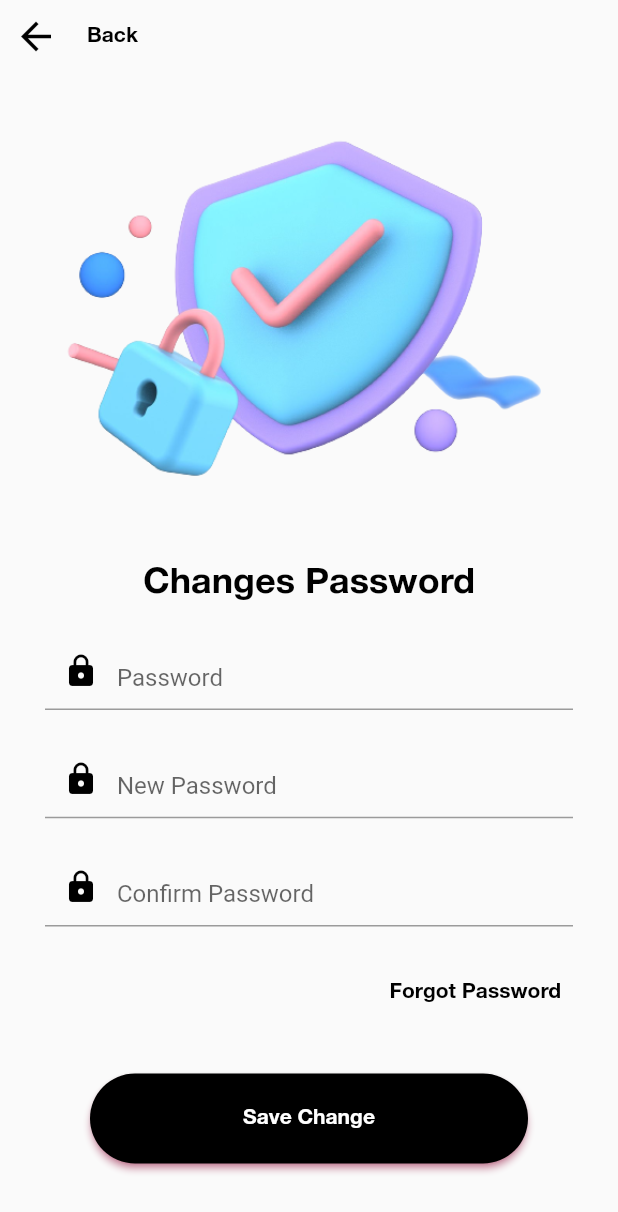
After one commit to Manh-IT-K2/AppMeditate, a Flutter app: the ChangePasswordScreen screen opened directly, on a phone screen of 412 x 824 dp. The commit adds this screen. Shown: the top 1212 px of the screen. Run offline on Flutter 3.47's test engine with Material 2 defaults, Android fonts, the phone set to English and light mode, and no system bars; our stand-ins replace cloud_firestore, curved_navigation_bar, device_preview, firebase_core, fl_chart, flutter_svg and 3 more; accounts and stored records are empty.

Commit message:
Update change password

```diff
--- a/lib/Constant/image_string.dart
+++ b/lib/Constant/image_string.dart
@@ -60,3 +60,6 @@ String imgMusicsleep = "assets/images/music_page_image/ic_sleeping.png";
 String imgMusicsBackGround = "assets/images/music_page_image/bg_music.png";
 String imgMusicIconSkip = "assets/images/music_page_image/ic_skip_10_seconds.png";
 String imgMusicIconRelay = "assets/images/music_page_image/ic_relay_10_seconds.png";
+
+// Change password screen
+String imgChangePasswordBG = "assets/images/user_page_image/bg_changepassword.png";
--- a/lib/Repository/users_repository/users_repository.dart
+++ b/lib/Repository/users_repository/users_repository.dart
@@ -1,5 +1,4 @@
 import 'package:cloud_firestore/cloud_firestore.dart';
-import 'package:firebase_auth/firebase_auth.dart';
 import 'package:flutter/foundation.dart';
 import 'package:flutter/material.dart';
 import 'package:get/get.dart';
@@ -13,27 +12,6 @@ class UsersRepository extends GetxController {
   createUsers(UsersModel users) async {
     DocumentReference docRef =
         await _db.collection("users").add(users.toJson());
-    //     .whenComplete(
-    //       () => Get.snackbar("Success", "You account has been created.",
-    //           icon: const Icon(
-    //             Icons.check_circle,
-    //             color: Colors.green,
-    //           ),
-    //           snackPosition: SnackPosition.BOTTOM,
-    //           backgroundColor: Colors.green.withOpacity(0.1),
-    //           colorText: Colors.green),
-    //     )
-    //     // ignore: body_might_complete_normally_catch_error
-    //     .catchError((error, stackTrace) {
-    //   Get.snackbar("Error", "Somethings went wrong. Try again.",
-    //       snackPosition: SnackPosition.BOTTOM,
-    //       backgroundColor: Colors.redAccent.withOpacity(0.1),
-    //       colorText: Colors.red);
-    //   if (kDebugMode) {
-    //     print("Error - $error");
-    //   }
-    // });
-    // lấy uid từ DocumentReference
     String uid = docRef.id;
     // thêm uid vào tài liệu
     await docRef.set({"id": uid}, SetOptions(merge: true));
@@ -47,7 +25,6 @@ class UsersRepository extends GetxController {
         colorText: Colors.green);
   }
 
-
   // update user
   Future<void> updateUser(UsersModel user, String id) async {
     try {
@@ -57,6 +34,27 @@ class UsersRepository extends GetxController {
         print('Error updating user data: $e');
       }
     }
+  }
+
+  // update password
+  Future<void> updatePassword(String userId, String newPassword) async {
+    try {
+      await _db.collection("users").doc(userId).update({"passWord": newPassword});
+    } catch (e) {
+      // handle error
+      if (kDebugMode) {
+        print(e.toString());
+      }
+    }
+  }
+
+  // check password
+  Future<bool> checkPassword(String userName, String passWord) async{
+    QuerySnapshot querySnapshot = await _db.collection("users")
+    .where("userName",isEqualTo: userName)
+    .get();
+    final isPassword = querySnapshot.docs[0]["passWord"];
+    return isPassword == passWord;
   }
 
   // get user
--- /dev/null
+++ b/lib/Widgets/detail_setting_page_widget/detail_setting_infomation_user/change_password_screen.dart
@@ -0,0 +1,307 @@
+import 'package:flutter/material.dart';
+import 'package:get/get.dart';
+import 'package:meditation_app/Constant/image_string.dart';
+import 'package:meditation_app/Constant/text_string.dart';
+import 'package:meditation_app/Pages/detail_setting_page.dart';
+import 'package:meditation_app/Utils/theme.dart';
+import 'package:meditation_app/Widgets/signin_page_widget/forget_password/forget_password_screen.dart';
+import 'package:meditation_app/controller/change_password_controller.dart';
+import 'package:meditation_app/controller/editprofile_controller.dart';
+import 'package:meditation_app/controller/signup_controller.dart';
+
+class ChangePasswordScreen extends StatelessWidget {
+  const ChangePasswordScreen({super.key});
+
+  @override
+  Widget build(BuildContext context) {
+    final controller = Get.put(ChangePasswordController());
+    final controllers = Get.put(SignUpController());
+    final getIdUser = Get.put(EditProfileController());
+    final ValueNotifier<bool> showErrorNewPass = ValueNotifier<bool>(false);
+    final ValueNotifier<bool> showErrorOldPass = ValueNotifier<bool>(false);
+    final ValueNotifier<bool> showErrorConfirmPass = ValueNotifier<bool>(false);
+    final ValueNotifier<bool> isHidenPass = ValueNotifier<bool>(false);
+    final ValueNotifier<bool> isHidenNewPass = ValueNotifier<bool>(false);
+    final ValueNotifier<bool> isHidenRePass = ValueNotifier<bool>(false);
+    final size = context.screenSize;
+    String newPasswordError = "";
+    String oldPasswordError = "";
+    String confirmPassError = "";
+    final formKey = GlobalKey<FormState>();
+    return Scaffold(
+      body: SafeArea(
+        child: Column(
+          crossAxisAlignment: CrossAxisAlignment.start,
+          children: [
+            Row(
+              children: [
+                IconButton(
+                  onPressed: () {
+                    Get.off(() => const DetailSettingUser());
+                  },
+                  icon: const Icon(Icons.arrow_back,
+                      size: 30, color: Colors.black),
+                ),
+                const SizedBox(
+                  width: 10,
+                ),
+                Text(
+                  "Back",
+                  style: Primaryfont.bold(14).copyWith(color: Colors.black),
+                ),
+              ],
+            ),
+            Image(image: AssetImage(imgChangePasswordBG)),
+            const SizedBox(
+              height: 20,
+            ),
+            Align(
+              alignment: Alignment.center,
+              child: Text(
+                "Changes Password",
+                style: Primaryfont.bold(24).copyWith(color: Colors.black),
+              ),
+            ),
+            const SizedBox(
+              height: 20,
+            ),
+            Form(
+              key: formKey,
+              child: Container(
+                padding: const EdgeInsets.only(left: 30, right: 30),
+                child: Column(
+                  children: [
+                    ValueListenableBuilder(
+                      valueListenable: isHidenPass,
+                      builder: (context, value, child) {
+                        return inputTextField(
+                          onChange: (value) {
+                            oldPasswordError = "Incorrect password";
+                            showErrorOldPass.value = false;
+                          },
+                          controller: controller.oldPassword,
+                          text: "Password",
+                          isHidenPass: isHidenPass,
+                        );
+                      },
+                    ),
+                    ValueListenableBuilder(
+                      valueListenable: showErrorOldPass,
+                      builder: (context, value, child) {
+                        return showErrorOldPass.value
+                            ? Padding(
+                                padding: const EdgeInsets.only(top: 10),
+                                child: Text(
+                                  oldPasswordError,
+                                  style: Primaryfont.bold(12)
+                                      .copyWith(color: Colors.red),
+                                ),
+                              )
+                            : const SizedBox.shrink();
+                      },
+                    ),
+                    const SizedBox(
+                      height: 20,
+                    ),
+                    ValueListenableBuilder(
+                      valueListenable: isHidenNewPass,
+                      builder: (context, value, child) {
+                        return inputTextField(
+                          onChange: (value) {
+                            newPasswordError = controllers.validatePassword(
+                                controller.newPassword.text.trim());
+                            showErrorNewPass.value = false;
+                          },
+                          controller: controller.newPassword,
+                          text: "New Password",
+                          isHidenPass: isHidenNewPass,
+                        );
+                      },
+                    ),
+                    ValueListenableBuilder(
+                      valueListenable: showErrorNewPass,
+                      builder: (context, value, child) {
+                        return showErrorNewPass.value
+                            ? Padding(
+                                padding: const EdgeInsets.only(top: 10),
+                                child: Text(
+                                  newPasswordError,
+                                  style: Primaryfont.bold(12)
+                                      .copyWith(color: Colors.red),
+                                ),
+                              )
+                            : const SizedBox.shrink();
+                      },
+                    ),
+                    const SizedBox(
+                      height: 20,
+                    ),
+                    ValueListenableBuilder(
+                      valueListenable: isHidenRePass,
+                      builder: (context, value, child) {
+                        return inputTextField(
+                          onChange: (p0) {
+                            confirmPassError = "Password incorrect";
+                            showErrorConfirmPass.value = false;
+                          },
+                          controller: controller.confirmPassword,
+                          text: "Confirm Password",
+                          isHidenPass: isHidenRePass,
+                        );
+                      },
+                    ),
+                    ValueListenableBuilder(
+                      valueListenable: showErrorConfirmPass,
+                      builder: (context, value, child) {
+                        return showErrorConfirmPass.value
+                            ? Padding(
+                                padding: const EdgeInsets.only(top: 10),
+                                child: Text(
+                                  confirmPassError,
+                                  style: Primaryfont.bold(12)
+                                      .copyWith(color: Colors.red),
+                                ),
+                              )
+                            : const SizedBox.shrink();
+                      },
+                    ),
+                    const SizedBox(
+                      height: 20,
+                    ),
+                    Align(
+                     alignment: Alignment.centerRight,
+                      child: TextButton(
+                        onPressed: () {
+                          ForgetPasswordScreen.BuildShowmodalBottomSheet(
+                              context);
+                        },
+                        child: Text(
+                          txtForgotPassword,
+                          style: Primaryfont.medium(14)
+                              .copyWith(color: Colors.black),
+                        ),
+                      ),
+                    ),
+                    const SizedBox(
+                      height: 30,
+                    ),
+                    Container(
+                      padding: const EdgeInsets.only(left: 30, right: 30),
+                      width: size.width,
+                      height: 60,
+                      child: ElevatedButton(
+                        onPressed: () async {
+                          if (formKey.currentState!.validate()) {
+                            final oldPAssword =
+                                controller.oldPassword.text.trim();
+                            final newPassword =
+                                controller.newPassword.text.trim();
+                            final confirmPassword =
+                                controller.confirmPassword.text.trim();
+                            final userModel = await getIdUser.getUser('Qm');
+                            final userId = userModel.id;
+                            bool isCheckPass = await controller.checkPassword(
+                                "Qm", oldPAssword);
+                            // check String null
+                            if (oldPAssword == "" ||
+                                newPassword == "" ||
+                                confirmPassword == "") {
+                              Get.snackbar("Error!",
+                                  "You have not entered the complete information?.",
+                                  icon: const Icon(Icons.error,
+                                      color: Colors.white),
+                                  snackPosition: SnackPosition.TOP,
+                                  duration: const Duration(seconds: 5),
+                                  backgroundColor: Colors.red,
+                                  colorText: Colors.white);
+                            } // check old password
+                            else if (!isCheckPass) {
+                              showErrorOldPass.value = true;
+                            } // check new password isvalid
+                            else if (controllers.isPasswordValid(
+                                    controller.newPassword.text.trim()) ==
+                                false) {
+                              showErrorNewPass.value = true;
+                            } else if (newPassword == oldPAssword) {
+                              newPasswordError =
+                                  "Please set a different password than the old password";
+                              showErrorNewPass.value = true;
+                            }
+                            // check password match or not
+                            else if (newPassword != confirmPassword) {
+                              showErrorConfirmPass.value = true;
+                            } else {
+                              controller.updatePassword(userId!, newPassword);
+                              Get.snackbar(
+                                  "Success!", "Password update successful.",
+                                  icon: const Icon(Icons.error,
+                                      color: Colors.white),
+                                  snackPosition: SnackPosition.TOP,
+                                  duration: const Duration(seconds: 5),
+                                  backgroundColor: Colors.green,
+                                  colorText: Colors.white);
+                            }
+                          }
+                        },
+                        style: ElevatedButton.styleFrom(
+                          backgroundColor: Colors.black,
+                          shadowColor: Colors.pink,
+                          shape: RoundedRectangleBorder(
+                            borderRadius: BorderRadius.circular(30),
+                          ),
+                        ),
+                        child: Text(
+                          "Save Change",
+                          style: Primaryfont.bold(14)
+                              .copyWith(color: Colors.white),
+                        ),
+                      ),
+                    ),
+                  ],
+                ),
+              ),
+            ),
+          ],
+        ),
+      ),
+    );
+  }
+}
+
+class inputTextField extends StatelessWidget {
+  inputTextField(
+      {super.key,
+      required this.isHidenPass,
+      required this.text,
+      required this.controller,
+      this.onChange});
+
+  final ValueNotifier<bool> isHidenPass;
+  TextEditingController controller;
+  Function(String)? onChange;
+  final String text;
+  @override
+  Widget build(BuildContext context) {
+    return TextField(
+      onChanged: onChange,
+      controller: controller,
+      cursorColor: Colors.black,
+      obscureText: !isHidenPass.value,
+      decoration: InputDecoration(
+        hintText: text,
+        prefixIcon: const Icon(Icons.lock, color: Colors.black),
+        focusedBorder: const UnderlineInputBorder(
+          borderSide: BorderSide(color: Colors.black),
+        ),
+        suffix: InkWell(
+          onTap: () {
+            isHidenPass.value = !isHidenPass.value;
+          },
+          child: Icon(
+            isHidenPass.value ? Icons.visibility : Icons.visibility_off,
+          ),
+        ),
+      ),
+    );
+  }
+}
--- a/lib/Widgets/detail_setting_page_widget/detail_setting_infomation_user/widget_account_infor_screen/header_widget_account_infor.dart
+++ b/lib/Widgets/detail_setting_page_widget/detail_setting_infomation_user/widget_account_infor_screen/header_widget_account_infor.dart
@@ -34,7 +34,6 @@ class HeaderWidgetAccountInfor extends StatelessWidget {
 
   @override
   Widget build(BuildContext context) {
-
     return Row(
       mainAxisAlignment: MainAxisAlignment.spaceBetween,
       children: [
@@ -54,7 +53,6 @@ class HeaderWidgetAccountInfor extends StatelessWidget {
             ),
           ],
         ),
-
         ElevatedButton(
           onPressed: () async {
             if (_formKey.currentState!.validate()) {
@@ -89,7 +87,7 @@ class HeaderWidgetAccountInfor extends StatelessWidget {
             "Lưu",
             style: Primaryfont.bold(16).copyWith(color: Colors.white),
           ),
-        )
+        ),
       ],
     );
   }
--- /dev/null
+++ b/lib/controller/change_password_controller.dart
@@ -0,0 +1,21 @@
+import 'package:flutter/foundation.dart';
+import 'package:flutter/material.dart';
+import 'package:get/get.dart';
+import 'package:meditation_app/Repository/users_repository/users_repository.dart';
+
+class ChangePasswordController {
+  static ChangePasswordController get instance => Get.find();
+
+  final oldPassword = TextEditingController();
+  final newPassword = TextEditingController();
+  final confirmPassword = TextEditingController();
+
+  final userRepo = Get.put(UsersRepository());
+
+  Future<bool> checkPassword(String userName, String passWord) async {
+    return await userRepo.checkPassword(userName, passWord);
+  }
+  Future<void> updatePassword(String userId, String newPassword) async{
+    await userRepo.updatePassword(userId, newPassword);
+  }
+}
```
Also changed, not shown: lib/Pages/sign_in_page.dart (+6 -5 lines), lib/Widgets/detail_setting_page_widget/detail_setting_infomation_user/account_infor_screen.dart (+10 -10 lines), lib/Widgets/detail_setting_page_widget/infomation_user_detail_setting_widget.dart (+10 -4 lines), assets/images/user_page_image/bg_changepassword.png (added), 3 other files. Lines whose indentation alone changed are shown as unchanged.
